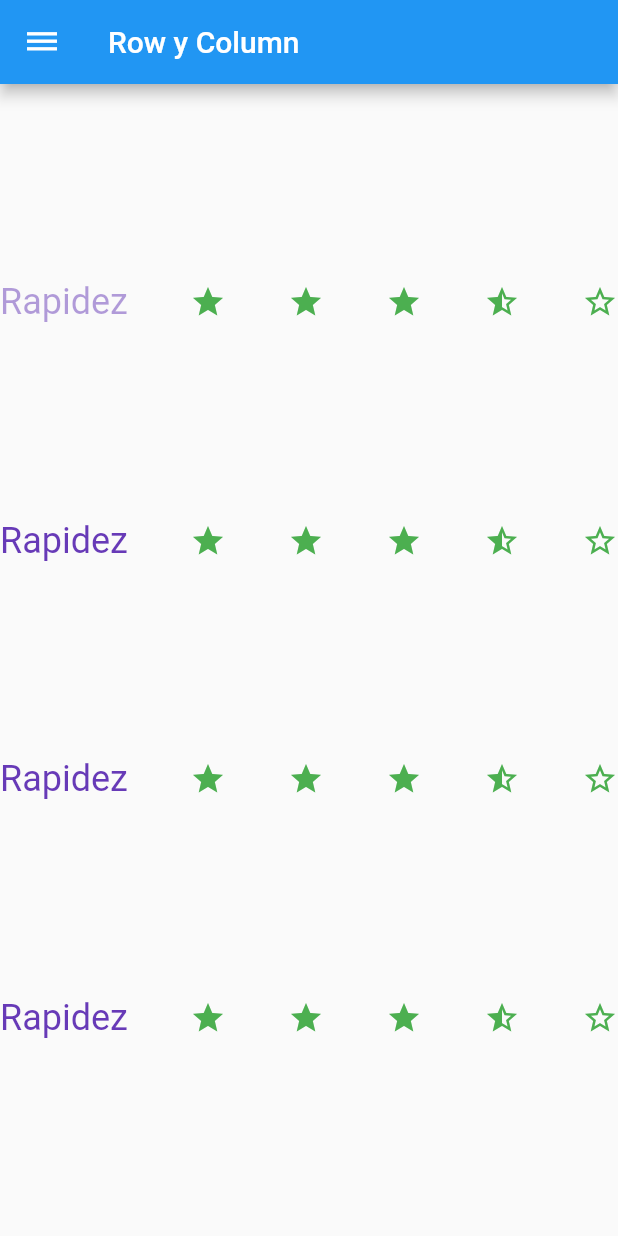
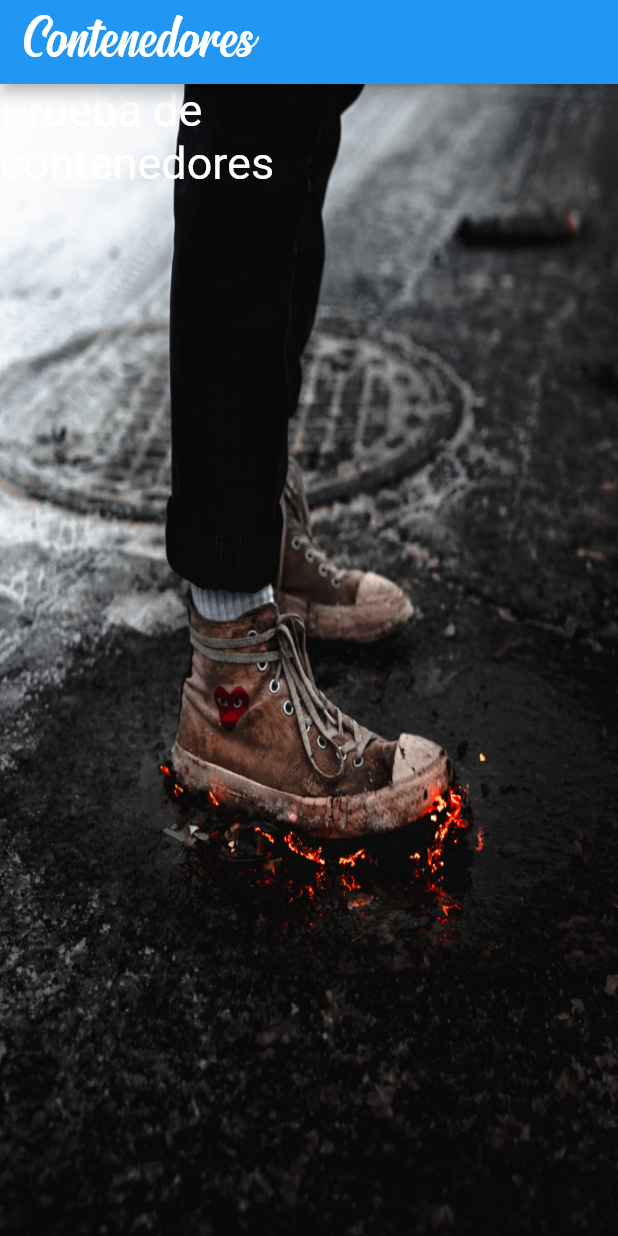
Before and after one commit to ingsoto83/Curso-Flutter, a Flutter app: the screen it shows after launch, on a phone screen of 412 x 824 dp. Run offline on Flutter 3.47's test engine with Material 2 defaults, Android fonts, the phone set to English and light mode, and no system bars.

Commit message:
Martes
Códigos realizados Martes

```diff
--- /dev/null
+++ b/primer_app/lib/contenedores.dart
@@ -0,0 +1,40 @@
+import 'package:flutter/material.dart';
+import 'package:flutter/widgets.dart';
+
+class Contenedores extends StatelessWidget{
+  @override
+  Widget build(BuildContext context) {
+    // TODO: implement build
+    return Scaffold(
+      appBar: AppBar(
+        title: Text("Contenedores", style: TextStyle(
+            fontSize: 42.0,
+            fontFamily: 'Signatra'),
+        ),
+      ),
+      body: Stack(
+        children: <Widget>[
+          Container(
+           // height: 240,
+            //width: 240,
+            decoration: BoxDecoration(
+                //shape: BoxShape.circle,
+                image: DecorationImage(
+                    image: AssetImage('assets/images/imagen1.jpg'),
+                    fit: BoxFit.fill
+                ),
+            ),
+          ),
+          Container(
+            height: 240,
+            width: 240,
+            child: Text("Prueba de contenedores",
+              style: TextStyle(fontSize: 30,
+                  color: Colors.white),
+            )
+          )
+        ],
+      ),
+    );
+  }
+}
--- a/primer_app/lib/main.dart
+++ b/primer_app/lib/main.dart
@@ -1,4 +1,5 @@
 import 'package:flutter/material.dart';
+import 'contenedores.dart';
 import 'row_column.dart';
 
 
@@ -13,7 +14,7 @@ class MyApp extends StatelessWidget {
       theme: ThemeData(
         primarySwatch: Colors.blue,
       ),
-      home: RowColumn()
+      home: Contenedores()
     );
   }
 }
```
Also changed, not shown: primer_app/pubspec.yaml (+8 -18 lines), primer_app/assets/fonts/Signatra.ttf (added), primer_app/assets/images/imagen1.jpg (added), primer_app/assets/images/imagen2.jpg (added), primer_app/assets/images/imagen3.jpg (added).
